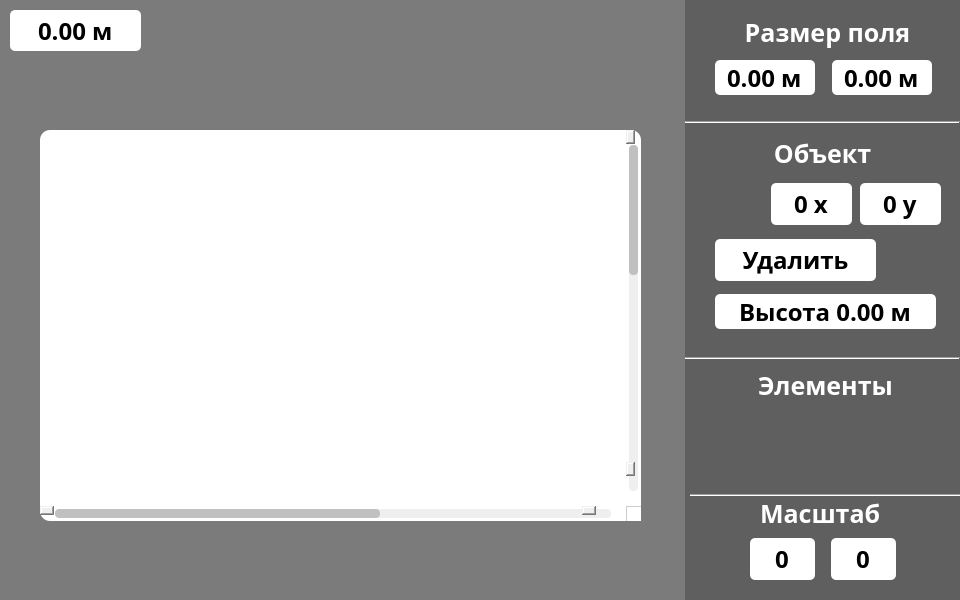
Before: the Qt Designer form ui/alan_wires.ui in Albertlll/CAD_system_PyQT, drawn with Qt 5.
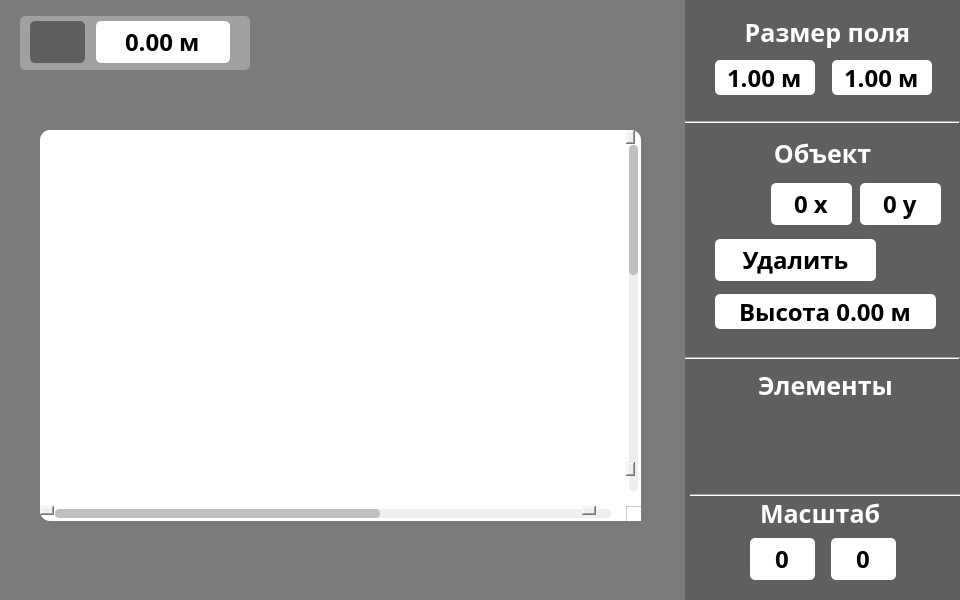
After: the same form once the commit is applied. Icons and pictures are not drawn.

Patch:
```diff
--- a/ui/alan_wires.ui
+++ b/ui/alan_wires.ui
@@ -13,6 +13,10 @@
   <property name="windowTitle">
    <string>MainWindow</string>
   </property>
+  <property name="windowIcon">
+   <iconset>
+    <normaloff>../icons/wind_icon.svg</normaloff>../icons/wind_icon.svg</iconset>
+  </property>
   <property name="styleSheet">
    <string notr="true">QScrollBar:horizontal  {
         height: 15px;
@@ -227,6 +231,12 @@
     <property name="suffix">
      <string> м</string>
     </property>
+    <property name="minimum">
+     <double>1.000000000000000</double>
+    </property>
+    <property name="value">
+     <double>1.000000000000000</double>
+    </property>
    </widget>
    <widget class="QDoubleSpinBox" name="field_size_y_m">
     <property name="geometry">
@@ -260,6 +270,12 @@
     <property name="suffix">
      <string> м</string>
     </property>
+    <property name="minimum">
+     <double>1.000000000000000</double>
+    </property>
+    <property name="value">
+     <double>1.000000000000000</double>
+    </property>
    </widget>
    <widget class="Line" name="line">
     <property name="geometry">
@@ -424,6 +440,10 @@
      <string notr="true">QPushButton{
 background-color: rgb(255, 255, 255);
 border-radius: 5px;
+}
+
+QPushButton:hover{
+background-color: rgb(255, 140, 115);
 }</string>
     </property>
     <property name="text">
@@ -431,7 +451,7 @@
     </property>
     <property name="icon">
      <iconset>
-      <normaloff>../icons/delete.png</normaloff>../icons/delete.png</iconset>
+      <normaloff>../icons/delete.svg</normaloff>../icons/delete.svg</iconset>
     </property>
     <property name="iconSize">
      <size>
@@ -927,10 +947,10 @@
    <widget class="QDoubleSpinBox" name="lenght">
     <property name="geometry">
      <rect>
-      <x>10</x>
-      <y>10</y>
-      <width>131</width>
-      <height>41</height>
+      <x>96</x>
+      <y>21</y>
+      <width>134</width>
+      <height>42</height>
      </rect>
     </property>
     <property name="font">
@@ -1017,6 +1037,66 @@
      <string/>
     </property>
    </widget>
+   <widget class="QLabel" name="len_exp_back">
+    <property name="geometry">
+     <rect>
+      <x>20</x>
+      <y>16</y>
+      <width>230</width>
+      <height>54</height>
+     </rect>
+    </property>
+    <property name="styleSheet">
+     <string notr="true">#len_exp_back{
+background-color: rgb(160, 160, 160);
+border-radius: 5px;
+}</string>
+    </property>
+    <property name="text">
+     <string/>
+    </property>
+   </widget>
+   <widget class="QPushButton" name="delete_btn_2">
+    <property name="geometry">
+     <rect>
+      <x>30</x>
+      <y>21</y>
+      <width>55</width>
+      <height>42</height>
+     </rect>
+    </property>
+    <property name="font">
+     <font>
+      <family>Arial Black</family>
+      <pointsize>18</pointsize>
+      <weight>75</weight>
+      <bold>true</bold>
+     </font>
+    </property>
+    <property name="autoFillBackground">
+     <bool>false</bool>
+    </property>
+    <property name="styleSheet">
+     <string notr="true">QPushButton{
+background-color:rgb(95, 95, 95);
+border-radius: 5px;
+}
+</string>
+    </property>
+    <property name="text">
+     <string/>
+    </property>
+    <property name="icon">
+     <iconset>
+      <normaloff>../icons/export.svg</normaloff>../icons/export.svg</iconset>
+    </property>
+    <property name="iconSize">
+     <size>
+      <width>50</width>
+      <height>50</height>
+     </size>
+    </property>
+   </widget>
    <zorder>background</zorder>
    <zorder>background_parametrs</zorder>
    <zorder>size</zorder>
@@ -1037,8 +1117,10 @@
    <zorder>scale_first</zorder>
    <zorder>scale_first_2</zorder>
    <zorder>double_points</zorder>
-   <zorder>lenght</zorder>
    <zorder>view</zorder>
+   <zorder>len_exp_back</zorder>
+   <zorder>lenght</zorder>
+   <zorder>delete_btn_2</zorder>
   </widget>
  </widget>
  <resources/>
```
